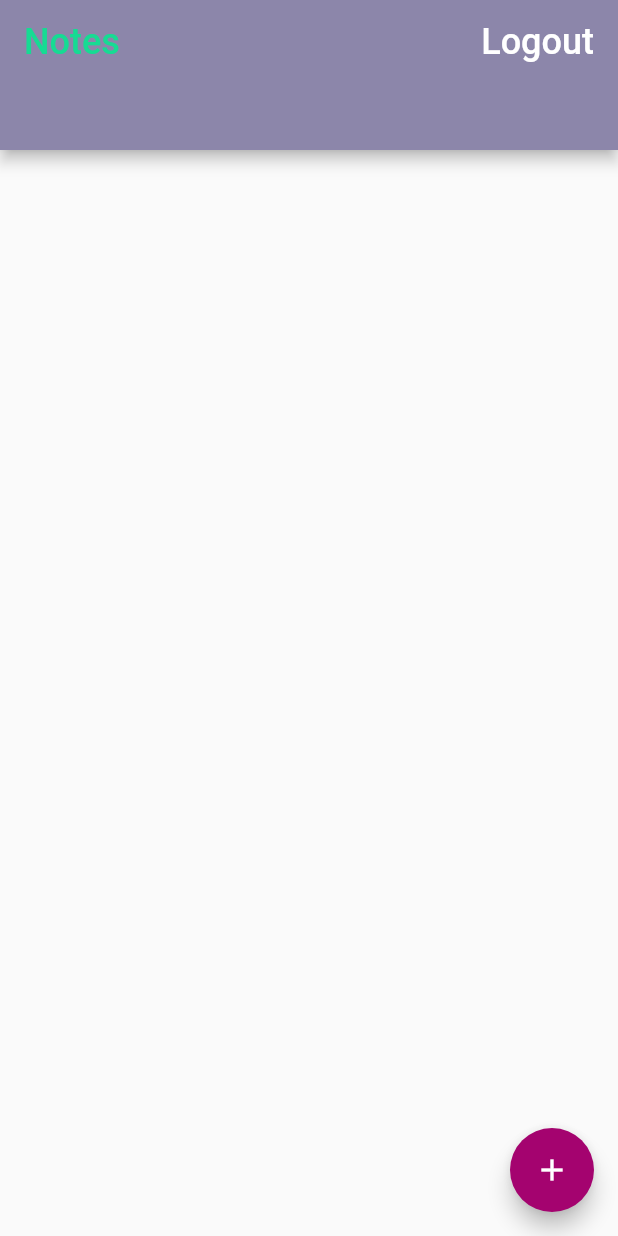
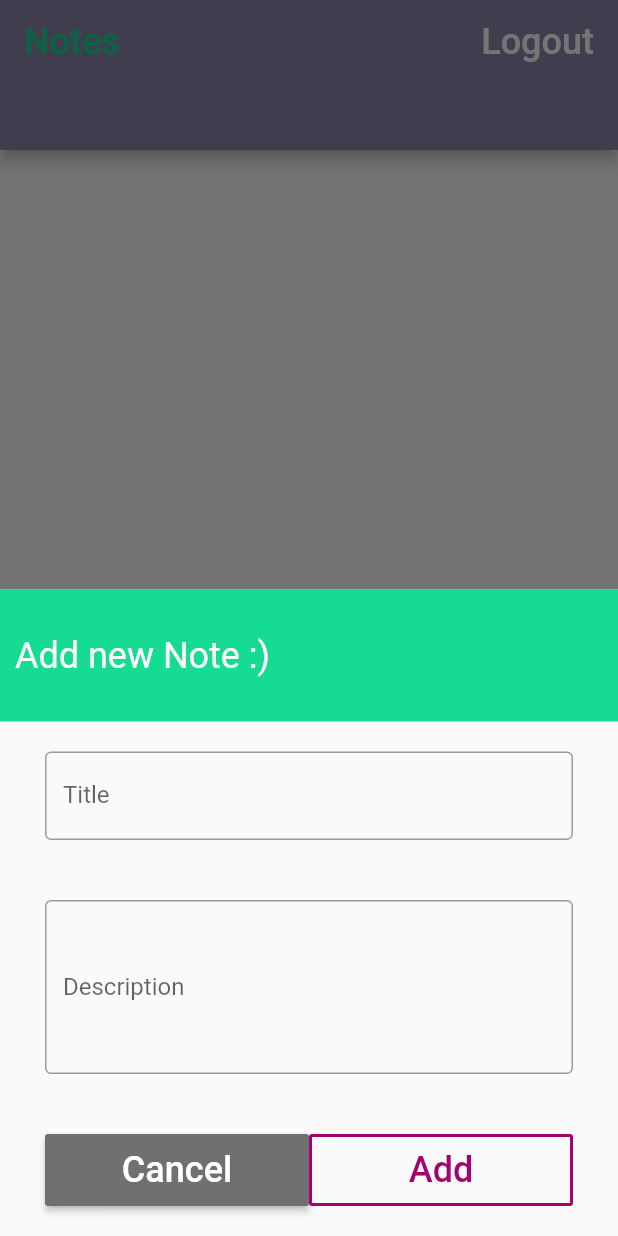
Before and after one commit to AmeraAbdallah/flutter_notes_app, a Flutter app: the screen it shows once a user with an empty profile is signed in, after a tap on the "add" icon, on a phone screen of 412 x 824 dp. Run offline on Flutter 3.47's test engine with Material 2 defaults, Android fonts, the phone set to English and light mode, and no system bars; our stand-ins replace cloud_firestore, firebase_auth; missing offline and left inert: loading; accounts and stored records are empty.

Commit message:
adding note form ui

```diff
--- a/lib/screens/home/home.dart
+++ b/lib/screens/home/home.dart
@@ -53,7 +53,7 @@ class Home extends StatelessWidget {
         body: NotesList(),
         floatingActionButton: FloatingActionButton(
           onPressed: () {
-              // Add your onPressed code here!
+            _settingModalBottomSheet(context);
           },
           child: Icon(Icons.add),
           backgroundColor: "#A4036F".toColor(),
@@ -62,3 +62,77 @@ class Home extends StatelessWidget {
     );
   }
 }
+
+void _settingModalBottomSheet(context) {
+  showModalBottomSheet(
+      isScrollControlled: true,
+      context: context,
+      builder: (BuildContext bc) {
+        return Container(
+          child: new Wrap(
+            children: <Widget>[
+              Container(
+                  color: "16DB93".toColor(),
+                  width: double.infinity,
+                  // height: 45,
+                  padding: new EdgeInsets.fromLTRB(10, 30, 10, 30),
+                  child: Text(
+                    'Add new Note :)',
+                    style: TextStyle(color: Colors.white, fontSize: 24),
+                  )),
+              Container(
+                  padding: new EdgeInsets.fromLTRB(30, 20, 30, 20),
+                  child: TextField(
+                    decoration: InputDecoration(
+                      border: OutlineInputBorder(),
+                      labelText: 'Title',
+                    ),
+                  )),
+              Container(
+                  padding: new EdgeInsets.fromLTRB(30, 20, 30, 20),
+                  child: TextField(
+                    maxLines: 4,
+                    decoration: InputDecoration(
+                      border: OutlineInputBorder(),
+                      labelText: 'Description',
+                    ),
+                  )),
+              Container(
+                padding: new EdgeInsets.fromLTRB(30, 20, 30, 20),
+                child: Row(
+                  children: <Widget>[
+                    Expanded(
+                      child: RaisedButton(
+                        padding: new EdgeInsets.all(10),
+                        child: Text(
+                          "Cancel",
+                          style: TextStyle(
+                            color: Colors.white,
+                            fontSize: 24,
+                          ),
+                        ),
+                        color: "#707070".toColor(),
+                        onPressed: () {},
+                      ),
+                    ),
+                    Expanded(
+                      child: OutlineButton(
+                        padding: new EdgeInsets.all(10),
+                        child: Text(
+                          "Add",
+                          style: TextStyle(
+                              color: "#A4036F".toColor(), fontSize: 24),
+                        ),
+                        borderSide:
+                            BorderSide(color: "#A4036F".toColor(), width: 2),
+                        onPressed: () {},
+                      ),
+                    )
+                  ],
+                ),
+              )
+            ],
+          ),
+        );
+      });
+}
```
Lines whose indentation alone changed are shown as unchanged.
